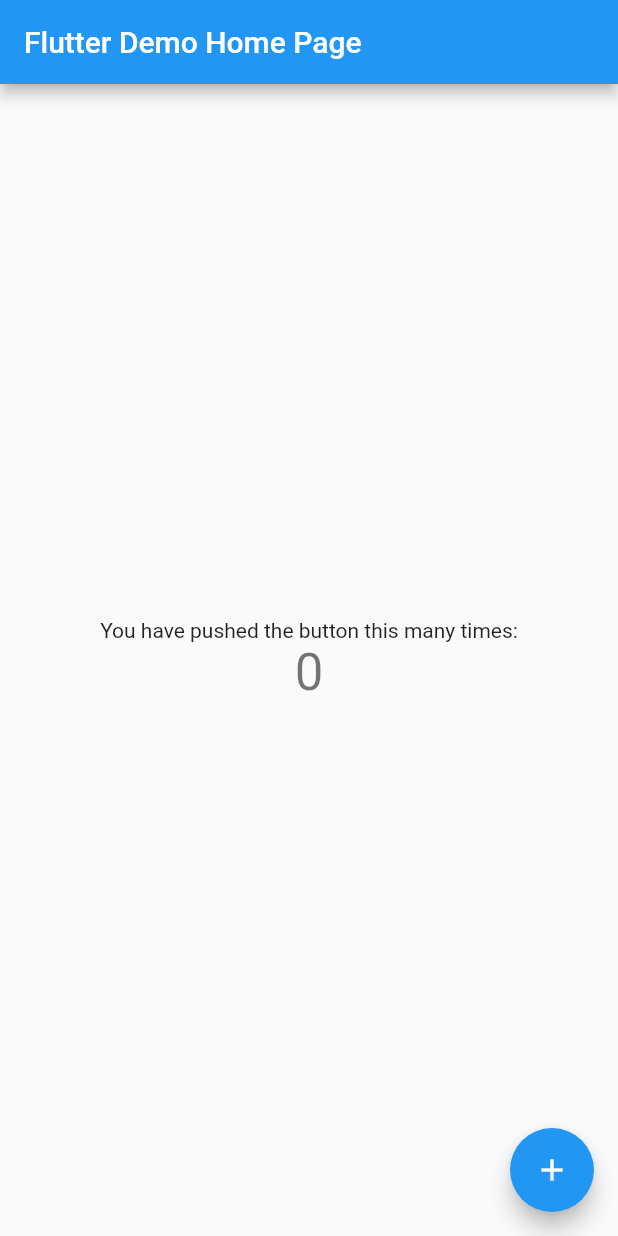
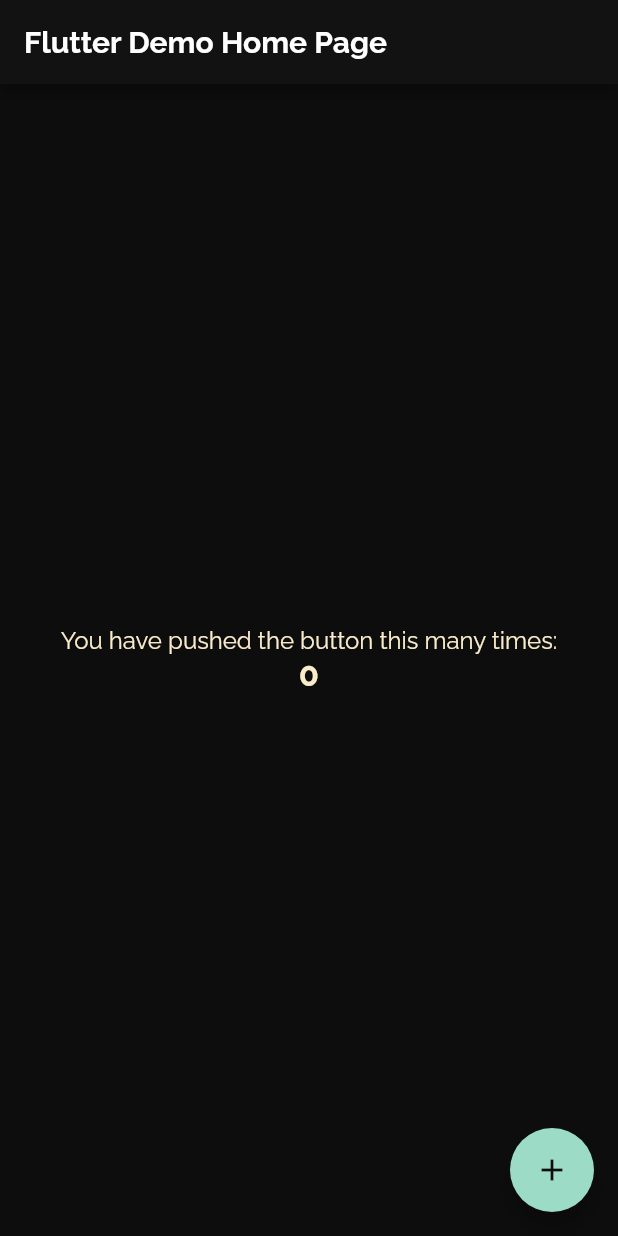
Before and after one commit to NicosFabro/radio_stations, a Flutter app: the screen it shows after launch, on a phone screen of 412 x 824 dp. Run offline on Flutter 3.47's test engine with Material 2 defaults, Android fonts, the phone set to English and light mode, and no system bars; our stand-ins replace google_fonts.

Commit message:
Made Radio theming:
* Colors.
* Text styles.
* App theme (dark).

```diff
--- a/lib/main.dart
+++ b/lib/main.dart
@@ -1,4 +1,5 @@
 import 'package:flutter/material.dart';
+import 'package:radio/radio_ui/radio_ui.dart' as radio;
 
 void main() {
   runApp(const MyApp());
@@ -11,9 +12,7 @@ class MyApp extends StatelessWidget {
   Widget build(BuildContext context) {
     return MaterialApp(
       title: 'Flutter Demo',
-      theme: ThemeData(
-        primarySwatch: Colors.blue,
-      ),
+      theme: radio.RadioTheme.dark,
       home: const MyHomePage(title: 'Flutter Demo Home Page'),
     );
   }
--- /dev/null
+++ b/lib/radio_ui/colors.dart
@@ -0,0 +1,8 @@
+import 'package:flutter/material.dart';
+
+abstract class RadioColors {
+  static const black = Color(0xFF0D0D0D);
+  static const beige = Color(0xFFF9ECCA);
+  static const lightTeal = Color(0xFF9CDBC6);
+  static const teal = Color(0xFF198A94);
+}
--- /dev/null
+++ b/lib/radio_ui/radio_ui.dart
@@ -0,0 +1,3 @@
+export 'colors.dart';
+export 'text_styles.dart';
+export 'themes.dart';
--- /dev/null
+++ b/lib/radio_ui/text_styles.dart
@@ -0,0 +1,79 @@
+import 'package:flutter/material.dart';
+import 'package:google_fonts/google_fonts.dart';
+import 'package:radio/radio_ui/radio_ui.dart';
+
+class RadioTextStyles {
+  static final _baseTextStyle = GoogleFonts.raleway(
+    color: RadioColors.beige,
+    fontWeight: FontWeight.normal,
+  );
+
+  static TextStyle get bodyText1 {
+    return _baseTextStyle.copyWith(
+      fontSize: 18,
+      fontWeight: FontWeight.normal,
+    );
+  }
+
+  static TextStyle get bodyText2 {
+    return _baseTextStyle.copyWith(
+      fontSize: 16,
+      fontWeight: FontWeight.normal,
+    );
+  }
+
+  /// Headline 1 Text Style
+  static TextStyle get headline1 {
+    return _baseTextStyle.copyWith(
+      fontSize: 56,
+      fontWeight: FontWeight.bold,
+    );
+  }
+
+  /// Headline 2 Text Style
+  static TextStyle get headline2 {
+    return _baseTextStyle.copyWith(
+      fontSize: 30,
+      fontWeight: FontWeight.w400,
+    );
+  }
+
+  /// Headline 3 Text Style
+  static TextStyle get headline3 {
+    return _baseTextStyle.copyWith(
+      fontSize: 24,
+      fontWeight: FontWeight.w400,
+    );
+  }
+
+  /// Headline 4 Text Style
+  static TextStyle get headline4 {
+    return _baseTextStyle.copyWith(
+      fontSize: 22,
+      fontWeight: FontWeight.bold,
+    );
+  }
+
+  /// Headline 5 Text Style
+  static TextStyle get headline5 {
+    return _baseTextStyle.copyWith(
+      fontSize: 22,
+      fontWeight: FontWeight.w500,
+    );
+  }
+
+  /// Headline 6 Text Style
+  static TextStyle get headline6 {
+    return _baseTextStyle.copyWith(
+      fontSize: 20,
+      fontWeight: FontWeight.bold,
+    );
+  }
+
+  static TextStyle get button {
+    return _baseTextStyle.copyWith(
+      fontSize: 18,
+      fontWeight: FontWeight.w900,
+    );
+  }
+}
--- /dev/null
+++ b/lib/radio_ui/themes.dart
@@ -0,0 +1,33 @@
+import 'package:flutter/material.dart';
+import 'package:radio/radio_ui/radio_ui.dart';
+
+class RadioTheme {
+  static ThemeData get dark {
+    return ThemeData(
+      colorScheme: const ColorScheme.dark(
+        primary: RadioColors.teal,
+        secondary: RadioColors.lightTeal,
+        onPrimary: RadioColors.black,
+        onSecondary: RadioColors.black,
+        background: RadioColors.black,
+        onBackground: RadioColors.beige,
+      ),
+      scaffoldBackgroundColor: RadioColors.black,
+      textTheme: _textTheme,
+    );
+  }
+
+  static TextTheme get _textTheme {
+    return TextTheme(
+      bodyText1: RadioTextStyles.bodyText1,
+      bodyText2: RadioTextStyles.bodyText2,
+      headline1: RadioTextStyles.headline1,
+      headline2: RadioTextStyles.headline2,
+      headline3: RadioTextStyles.headline3,
+      headline4: RadioTextStyles.headline4,
+      headline5: RadioTextStyles.headline5,
+      headline6: RadioTextStyles.headline6,
+      button: RadioTextStyles.button,
+    );
+  }
+}
--- a/pubspec.yaml
+++ b/pubspec.yaml
@@ -11,6 +11,7 @@ environment:
 dependencies:
   flutter:
     sdk: flutter
+  google_fonts: ^3.0.1
   http: ^0.13.5
 
 dev_dependencies:
```
Also changed, not shown: pubspec.lock.
